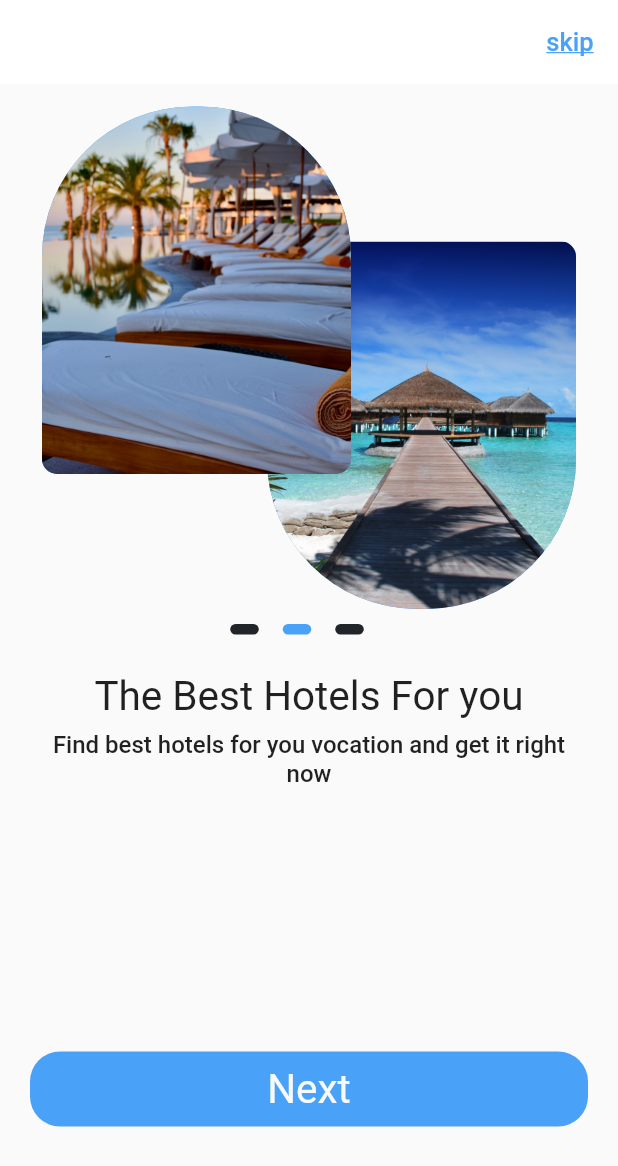
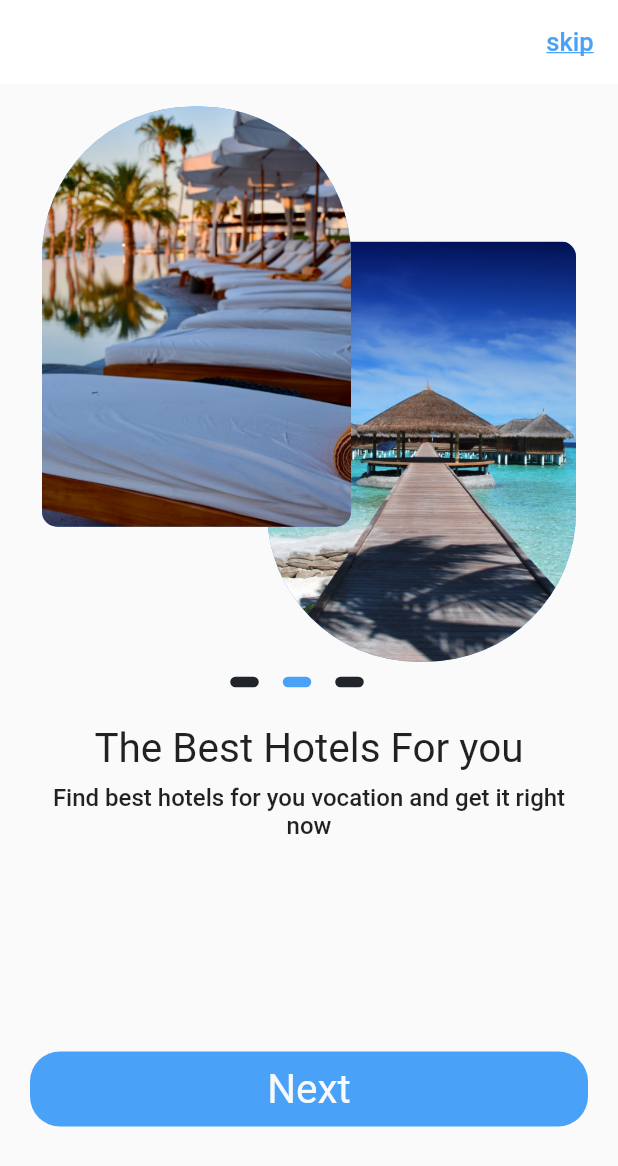
Before and after one commit to ulumfr/Hotel-Booking-App, a Flutter app: the screen it shows after launch, swiped to page 2, on a phone screen of 412 x 824 dp. Shown: the top 1166 px of the screen. Run offline on Flutter 3.47's test engine with Material 2 defaults, Android fonts, the phone set to English and light mode, and no system bars; our stand-ins replace get, image_picker.

Commit message:
update: simple code and fix bug

```diff
--- a/lib/routes/app_pages.dart
+++ b/lib/routes/app_pages.dart
@@ -20,14 +20,14 @@ class AppRoutes {
         name: '/onboarding',
         page: () => const OnboardingScreen(),
         binding: BindingsBuilder(() {
-          Get.put(OnboardingScreenController());
+          Get.lazyPut(() => OnboardingScreenController());
         })),
     GetPage(
         name: '/main',
         page: () => const MainScreen(),
         binding: BindingsBuilder(() {
-          Get.put(MainScreenController());
-          Get.put(ImagepickerController());
+          Get.lazyPut(() => MainScreenController());
+          Get.lazyPut(() => ImagepickerController());
         })),
   ];
 }
--- a/lib/views/main/components/search_textfield.dart
+++ b/lib/views/main/components/search_textfield.dart
@@ -55,7 +55,7 @@ class SearchTextfield extends StatelessWidget {
                   ),
                 ),
                 child: const Icon(
-                  Icons.align_horizontal_right,
+                  Icons.tune_rounded,
                   color: Colors.white,
                 ),
               ),
--- a/lib/views/onboarding/onboarding_screen.dart
+++ b/lib/views/onboarding/onboarding_screen.dart
@@ -54,9 +54,8 @@ class OnboardingScreen extends GetView<OnboardingScreenController> {
                               alignment: AlignmentDirectional.center,
                               children: [
                                 Container(
-                                  width: MediaQuery.sizeOf(context).width *
-                                      (50 / 100),
-                                  height: 245,
+                                  width: MediaQuery.sizeOf(context).width * 0.5,
+                                  height: MediaQuery.sizeOf(context).height * 0.34,
                                   margin: const EdgeInsets.only(
                                     left: 150,
                                     top: 90,
@@ -74,9 +73,8 @@ class OnboardingScreen extends GetView<OnboardingScreenController> {
                                   ),
                                 ),
                                 Container(
-                                  width: MediaQuery.sizeOf(context).width *
-                                      (50 / 100),
-                                  height: 245,
+                                  width: MediaQuery.sizeOf(context).width * 0.5,
+                                  height: MediaQuery.sizeOf(context).height * 0.34,
                                   margin: const EdgeInsets.only(
                                     right: 150,
                                     bottom: 90,
--- a/pubspec.yaml
+++ b/pubspec.yaml
@@ -33,6 +33,8 @@ dependencies:
 
   get: ^4.6.6
   image_picker: ^1.0.4
+  http: ^1.1.0
+  webview_flutter: ^4.4.1
 
   # The following adds the Cupertino Icons font to your application.
   # Use with the CupertinoIcons class for iOS style icons.
```
Also changed, not shown: lib/models/main/horizontal_card_model.dart (+5 -5 lines), lib/models/main/vertical_card_model.dart (+5 -5 lines), lib/views/main/components/horizontal_card_item.dart (+9 -15 lines), lib/views/main/components/vertical_card_item.dart (+8 -15 lines), lib/views/main/screen/home_screen.dart (+2 -10 lines), pubspec.lock, 1 other file.
